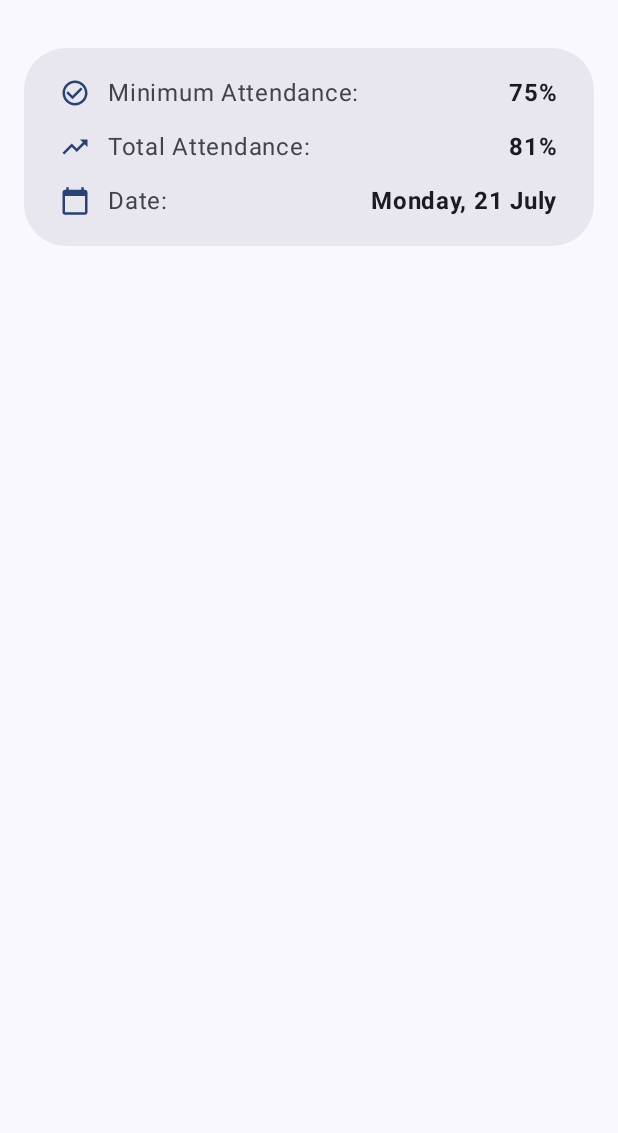
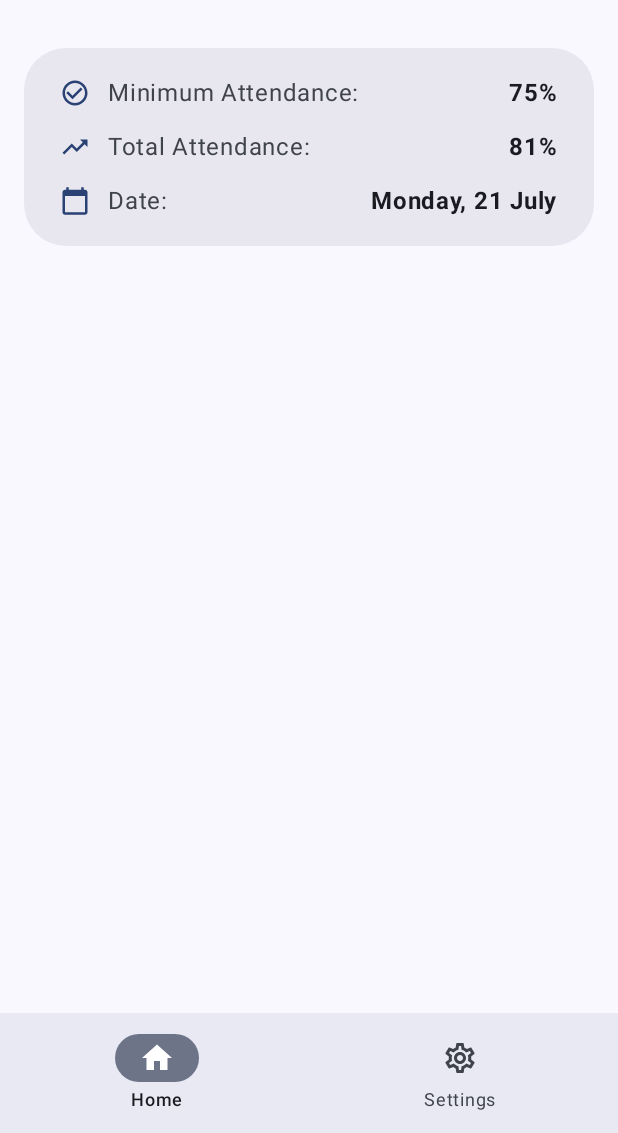
Before and after one commit to jarvis1704/Attendo, an Android app built with Jetpack Compose: the screen it shows after launch (MainActivity), on a phone screen of 412 x 824 dp, the part 103-1236 px from its top. Run offline under Robolectric (Android 15) with nearby library versions, the phone set to English and light mode, and no system bars; our stand-ins replace Dagger/Hilt's generated code, Material 3 Expressive styles (plain Material 3 is drawn).

Commit message:
Added Bottom app bar

```diff
--- a/app/src/main/java/com/biprangshu/attendo/MainActivity.kt
+++ b/app/src/main/java/com/biprangshu/attendo/MainActivity.kt
@@ -18,13 +18,18 @@ import androidx.compose.material3.Text
 import androidx.compose.material3.darkColorScheme
 import androidx.compose.material3.lightColorScheme
 import androidx.compose.runtime.Composable
+import androidx.compose.runtime.getValue
 import androidx.compose.ui.Alignment
 import androidx.compose.ui.Modifier
 import androidx.compose.ui.tooling.preview.Preview
+import androidx.navigation.NavGraph.Companion.findStartDestination
+import androidx.navigation.compose.currentBackStackEntryAsState
 import androidx.navigation.compose.rememberNavController
+import com.biprangshu.attendo.navigation.NavScreenObject
 import com.biprangshu.attendo.navigation.Navigation
 import com.biprangshu.attendo.screens.HomeScreen
 import com.biprangshu.attendo.ui.theme.AttendoTheme
+import com.biprangshu.attendo.uicomponents.BottomBar
 import dagger.hilt.android.AndroidEntryPoint
 
 @AndroidEntryPoint
@@ -37,7 +42,44 @@ class MainActivity : ComponentActivity() {
             AttendoTheme {
 
                 val navController  = rememberNavController()
-                Scaffold(modifier = Modifier.fillMaxSize()) { innerPadding ->
+
+                Scaffold(
+                    modifier = Modifier.fillMaxSize(),
+                    bottomBar = {
+                        //for bottombar navigation
+                        val navBackStackEntry by navController.currentBackStackEntryAsState()
+                        val currentDestination = navBackStackEntry?.destination
+
+
+                        val bottomBarVisibleRoutes = listOf(
+                            NavScreenObject.HOMESCREEN,
+                            NavScreenObject.SETTINGSSCREEN
+                        )
+
+                        if(currentDestination?.route in bottomBarVisibleRoutes){
+                            BottomBar(
+                                onHomeClick = {
+                                    navController.navigate(NavScreenObject.HOMESCREEN) {
+                                        popUpTo(navController.graph.findStartDestination().id) {
+                                            saveState = true
+                                        }
+                                        launchSingleTop = true
+                                        restoreState = true
+                                    }
+                                },
+                                onSettingsClick = {
+                                    navController.navigate(NavScreenObject.SETTINGSSCREEN) {
+                                        popUpTo(navController.graph.findStartDestination().id) {
+                                            saveState = true
+                                        }
+                                        launchSingleTop = true
+                                        restoreState = true
+                                    }
+                                }
+                            )
+                        }
+                    }
+                ) { innerPadding ->
                     Navigation(
                         navController = navController
                     )
--- a/app/src/main/java/com/biprangshu/attendo/uicomponents/BottomBar.kt
+++ b/app/src/main/java/com/biprangshu/attendo/uicomponents/BottomBar.kt
@@ -3,16 +3,34 @@ package com.biprangshu.attendo.uicomponents
 import androidx.compose.foundation.layout.Arrangement
 import androidx.compose.foundation.layout.Row
 import androidx.compose.foundation.layout.fillMaxSize
+import androidx.compose.foundation.layout.size
 import androidx.compose.foundation.selection.selectableGroup
+import androidx.compose.material.icons.Icons
+import androidx.compose.material.icons.filled.Home
+import androidx.compose.material.icons.filled.Settings
+import androidx.compose.material.icons.outlined.Home
+import androidx.compose.material.icons.outlined.Settings
 import androidx.compose.material3.BottomAppBar
+import androidx.compose.material3.Icon
 import androidx.compose.material3.MaterialTheme
+import androidx.compose.material3.NavigationBarItem
+import androidx.compose.material3.NavigationBarItemDefaults
+import androidx.compose.material3.Text
 import androidx.compose.runtime.Composable
 import androidx.compose.ui.Alignment
 import androidx.compose.ui.Modifier
+import androidx.compose.ui.text.font.FontWeight
 import androidx.compose.ui.unit.dp
+import androidx.compose.ui.unit.sp
+import com.biprangshu.attendo.navigation.NavScreenObject
+import com.biprangshu.attendo.utils.selectedScreen
 
 @Composable
-fun BottomBar(modifier: Modifier = Modifier) {
+fun BottomBar(
+    modifier: Modifier = Modifier,
+    onHomeClick: ()-> Unit,
+    onSettingsClick: ()-> Unit
+) {
 
     BottomAppBar(
         modifier = modifier,
@@ -27,7 +45,72 @@ fun BottomBar(modifier: Modifier = Modifier) {
                 horizontalArrangement = Arrangement.SpaceEvenly,
                 verticalAlignment = Alignment.CenterVertically
             ) {
-
+                NavigationBarItem(
+                    selected = selectedScreen == NavScreenObject.HOMESCREEN,
+                    onClick = onHomeClick,
+                    icon = {
+                        Icon(
+                            imageVector = if (selectedScreen == NavScreenObject.HOMESCREEN) {
+                                Icons.Filled.Home
+                            } else {
+                                Icons.Outlined.Home
+                            },
+                            contentDescription = "Home",
+                            modifier = Modifier.size(24.dp)
+                        )
+                    },
+                    label = {
+                        Text(
+                            text = "Home",
+                            fontSize = 12.sp,
+                            fontWeight = if (selectedScreen == NavScreenObject.HOMESCREEN) {
+                                FontWeight.Medium
+                            } else {
+                                FontWeight.Normal
+                            }
+                        )
+                    },
+                    colors = NavigationBarItemDefaults.colors(
+                        selectedIconColor = MaterialTheme.colorScheme.onSecondaryContainer,
+                        selectedTextColor = MaterialTheme.colorScheme.onSurface,
+                        indicatorColor = MaterialTheme.colorScheme.secondaryContainer,
+                        unselectedIconColor = MaterialTheme.colorScheme.onSurfaceVariant,
+                        unselectedTextColor = MaterialTheme.colorScheme.onSurfaceVariant
+                    )
+                )
+                NavigationBarItem(
+                    selected = selectedScreen == NavScreenObject.SETTINGSSCREEN,
+                    onClick = onSettingsClick,
+                    icon = {
+                        Icon(
+                            imageVector = if (selectedScreen == NavScreenObject.SETTINGSSCREEN) {
+                                Icons.Filled.Settings
+                            } else {
+                                Icons.Outlined.Settings
+                            },
+                            contentDescription = "Settings",
+                            modifier = Modifier.size(24.dp)
+                        )
+                    },
+                    label = {
+                        Text(
+                            text = "Settings",
+                            fontSize = 12.sp,
+                            fontWeight = if (selectedScreen == NavScreenObject.SETTINGSSCREEN) {
+                                FontWeight.Medium
+                            } else {
+                                FontWeight.Normal
+                            }
+                        )
+                    },
+                    colors = NavigationBarItemDefaults.colors(
+                        selectedIconColor = MaterialTheme.colorScheme.onSecondaryContainer,
+                        selectedTextColor = MaterialTheme.colorScheme.onSurface,
+                        indicatorColor = MaterialTheme.colorScheme.secondaryContainer,
+                        unselectedIconColor = MaterialTheme.colorScheme.onSurfaceVariant,
+                        unselectedTextColor = MaterialTheme.colorScheme.onSurfaceVariant
+                    )
+                )
             }
         }
     )
```
